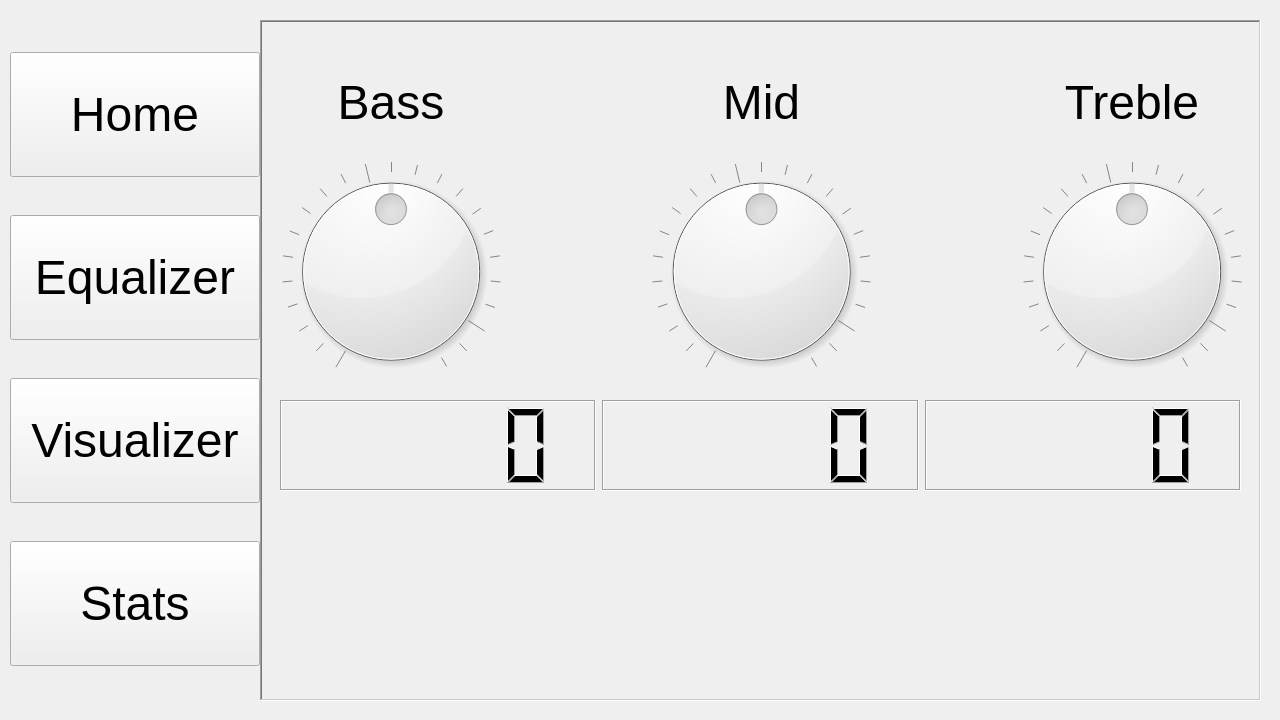
Before: the Qt Designer form BadMouth_Gui/form.ui in 490-BadMouth/BadMouth, drawn with Qt 5.
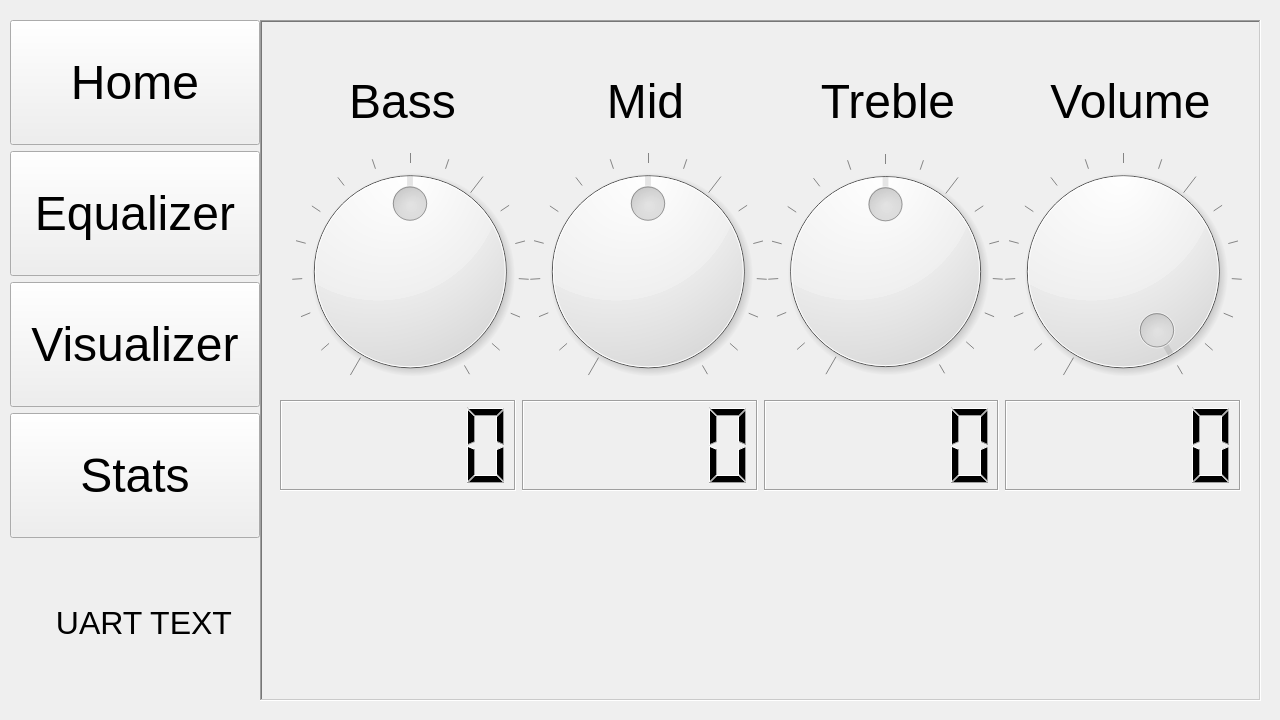
After: the same form once the commit is applied. Icons and pictures are not drawn.

Patch:
```diff
--- a/BadMouth_Gui/form.ui
+++ b/BadMouth_Gui/form.ui
@@ -623,6 +623,21 @@
        </property>
       </widget>
      </item>
+     <item>
+      <widget class="QLabel" name="label_UART_in">
+       <property name="font">
+        <font>
+         <pointsize>24</pointsize>
+        </font>
+       </property>
+       <property name="text">
+        <string>UART TEXT</string>
+       </property>
+       <property name="alignment">
+        <set>Qt::AlignCenter</set>
+       </property>
+      </widget>
+     </item>
     </layout>
    </widget>
    <widget class="QFrame" name="frame_content">
@@ -1212,15 +1227,15 @@
       <widget class="QWidget" name="horizontalLayoutWidget">
        <property name="geometry">
         <rect>
-         <x>20</x>
-         <y>120</y>
-         <width>961</width>
-         <height>261</height>
+         <x>30</x>
+         <y>130</y>
+         <width>951</width>
+         <height>241</height>
         </rect>
        </property>
        <layout class="QHBoxLayout" name="horizontalLayout">
         <property name="spacing">
-         <number>150</number>
+         <number>0</number>
         </property>
         <property name="sizeConstraint">
          <enum>QLayout::SetDefaultConstraint</enum>
@@ -1228,10 +1243,13 @@
         <item>
          <widget class="QDial" name="dial_bass">
           <property name="minimum">
-           <number>-11</number>
+           <number>0</number>
           </property>
           <property name="maximum">
-           <number>11</number>
+           <number>16</number>
+          </property>
+          <property name="value">
+           <number>8</number>
           </property>
           <property name="notchesVisible">
            <bool>true</bool>
@@ -1241,10 +1259,13 @@
         <item>
          <widget class="QDial" name="dial_mid">
           <property name="minimum">
-           <number>-11</number>
+           <number>0</number>
           </property>
           <property name="maximum">
-           <number>11</number>
+           <number>16</number>
+          </property>
+          <property name="value">
+           <number>8</number>
           </property>
           <property name="notchesVisible">
            <bool>true</bool>
@@ -1254,10 +1275,35 @@
         <item>
          <widget class="QDial" name="dial_treb">
           <property name="minimum">
-           <number>-11</number>
+           <number>0</number>
           </property>
           <property name="maximum">
-           <number>11</number>
+           <number>16</number>
+          </property>
+          <property name="value">
+           <number>8</number>
+          </property>
+          <property name="notchesVisible">
+           <bool>true</bool>
+          </property>
+         </widget>
+        </item>
+        <item>
+         <widget class="QDial" name="dial_vol">
+          <property name="minimumSize">
+           <size>
+            <width>0</width>
+            <height>0</height>
+           </size>
+          </property>
+          <property name="minimum">
+           <number>0</number>
+          </property>
+          <property name="maximum">
+           <number>16</number>
+          </property>
+          <property name="value">
+           <number>16</number>
           </property>
           <property name="notchesVisible">
            <bool>true</bool>
@@ -1271,13 +1317,13 @@
         <rect>
          <x>20</x>
          <y>40</y>
-         <width>961</width>
-         <height>82</height>
+         <width>971</width>
+         <height>81</height>
         </rect>
        </property>
        <layout class="QHBoxLayout" name="horizontalLayout_eq_labels">
         <property name="spacing">
-         <number>150</number>
+         <number>0</number>
         </property>
         <item>
          <widget class="QLabel" name="label_bass">
@@ -1324,6 +1370,21 @@
           </property>
          </widget>
         </item>
+        <item>
+         <widget class="QLabel" name="label_vol">
+          <property name="font">
+           <font>
+            <pointsize>36</pointsize>
+           </font>
+          </property>
+          <property name="text">
+           <string>Volume</string>
+          </property>
+          <property name="alignment">
+           <set>Qt::AlignCenter</set>
+          </property>
+         </widget>
+        </item>
        </layout>
       </widget>
       <widget class="QWidget" name="horizontalLayoutWidget_3">
@@ -1357,6 +1418,13 @@
           </property>
          </widget>
         </item>
+        <item>
+         <widget class="QLCDNumber" name="lcdNumber_vol">
+          <property name="frameShadow">
+           <enum>QFrame::Sunken</enum>
+          </property>
+         </widget>
+        </item>
        </layout>
       </widget>
      </widget>
```
Left out of the diff: 32 changed lines with no effect on the pictures.
